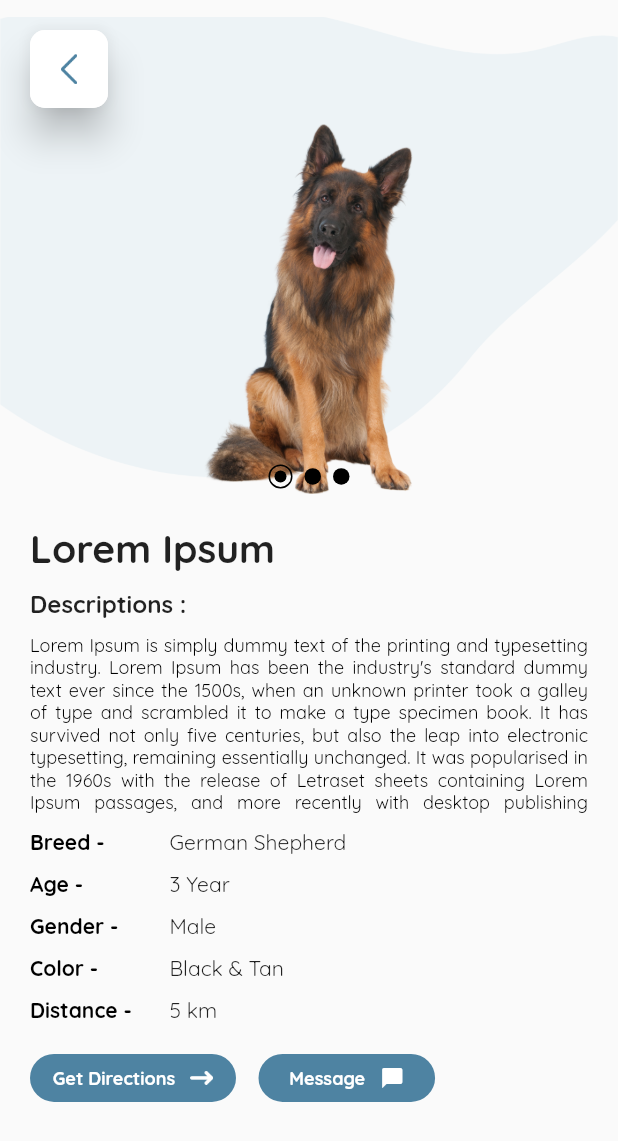
After one commit to rushit5560/Pet_Lover_Project, a Flutter app: the PetMatchScreen screen opened directly, on a phone screen of 412 x 824 dp. The commit adds this screen. Shown: the top 1141 px of the screen. Run offline on Flutter 3.47's test engine with Material 2 defaults, Android fonts, the phone set to English and light mode, and no system bars; drawn by our look-alikes of carousel_slider; our stand-ins replace flutter_rating_bar, flutter_slidable, fluttertoast, get, google_maps_flutter, image_picker and 1 more.

Commit message:
pet match screen

```diff
--- a/pet_lover_project/lib/common/constants/app_images.dart
+++ b/pet_lover_project/lib/common/constants/app_images.dart
@@ -73,4 +73,6 @@ class AppImages {
   static const micImg = imageMainPath + "mic.png";
   static const sendImg = imageMainPath + "send.png";
 
+  static const petImg = imageMainPath + "pet.png";
+
 }
--- /dev/null
+++ b/pet_lover_project/lib/controllers/pet_match_screen_controller/pet_match_screen_controller.dart
@@ -0,0 +1,9 @@
+import 'package:get/get.dart';
+import 'package:pet_lover_project/common/constants/app_images.dart';
+
+class PetMatchScreenController extends GetxController{
+  List<String> petImageLists = [(AppImages.petImg), (AppImages.petImg), (AppImages.petImg)];
+  RxInt activeIndex = 0.obs;
+  RxInt petItemQty = 1.obs;
+  String descriptionText = "Lorem Ipsum is simply dummy text of the printing and typesetting industry. Lorem Ipsum has been the industry's standard dummy text ever since the 1500s, when an unknown printer took a galley of type and scrambled it to make a type specimen book. It has survived not only five centuries, but also the leap into electronic typesetting, remaining essentially unchanged. It was popularised in the 1960s with the release of Letraset sheets containing Lorem Ipsum passages, and more recently with desktop publishing software like Aldus PageMaker including versions of Lorem Ipsum.";
+}
--- /dev/null
+++ b/pet_lover_project/lib/screens/pet_match_screen/pet_match_screen.dart
@@ -0,0 +1,55 @@
+import 'package:flutter/cupertino.dart';
+import 'package:flutter/material.dart';
+import 'package:get/get.dart';
+import 'package:pet_lover_project/controllers/pet_match_screen_controller/pet_match_screen_controller.dart';
+import 'package:pet_lover_project/screens/pet_match_screen/pet_match_screen_widgets.dart';
+
+class PetMatchScreen extends StatelessWidget {
+  PetMatchScreen({Key? key}) : super(key: key);
+
+  final petMatchScreenController =
+  Get.put(PetMatchScreenController());
+
+  @override
+  Widget build(BuildContext context) {
+    return Scaffold(
+      body: SafeArea(
+        child: Stack(
+          children: [
+            SingleChildScrollView(
+              child: Column(
+                crossAxisAlignment: CrossAxisAlignment.start,
+                children: [
+                  PetImageListModule(),
+                  const SizedBox(height: 20),
+                  Padding(
+                    padding: const EdgeInsets.only(left: 20, right: 20, bottom: 10),
+                    child: Column(
+                        crossAxisAlignment: CrossAxisAlignment.start,
+                      children: [
+                        PetTitleModule(),
+                        const SizedBox(height: 10),
+                        PetDescriptionModule(),
+                        const SizedBox(height: 10),
+                        const PetDetailsModule(),
+                        const SizedBox(height: 20),
+                        const DirectionAndMessageButtonModule()
+                      ]
+                    ),
+                  ),
+
+                ],
+              ),
+            ),
+            const Positioned(
+              top: 20,
+              left: 20,
+              child: BackButtonModule(),
+            ),
+
+          ],
+        ),
+      ),
+    );
+  }
+}
--- /dev/null
+++ b/pet_lover_project/lib/screens/pet_match_screen/pet_match_screen_widgets.dart
@@ -0,0 +1,283 @@
+import 'package:carousel_slider/carousel_slider.dart';
+import 'package:flutter/cupertino.dart';
+import 'package:flutter/material.dart';
+import 'package:flutter_rating_bar/flutter_rating_bar.dart';
+import 'package:get/get.dart';
+import 'package:pet_lover_project/common/constants/app_colors.dart';
+import 'package:pet_lover_project/common/constants/app_images.dart';
+import 'package:pet_lover_project/controllers/pet_match_screen_controller/pet_match_screen_controller.dart';
+
+class BackButtonModule extends StatelessWidget {
+  const BackButtonModule({Key? key}) : super(key: key);
+
+  @override
+  Widget build(BuildContext context) {
+    return GestureDetector(
+      onTap: () => Get.back(),
+      child: Material(
+        elevation: 10,
+        borderRadius: BorderRadius.circular(10),
+        child: Container(
+          height: 52,
+          width: 52,
+          decoration: BoxDecoration(
+              borderRadius: BorderRadius.circular(10),
+              color: Colors.white),
+          child: Image.asset(
+            AppImages.backButton,
+            scale: 2,
+          ),
+        ),
+      ),
+    );
+  }
+}
+
+class PetImageListModule extends StatelessWidget {
+  PetImageListModule({Key? key}) : super(key: key);
+  final petMatchScreenController = Get.find<PetMatchScreenController>();
+
+  @override
+  Widget build(BuildContext context) {
+    return Container(
+      height: Get.height * 0.40,
+      width: Get.width,
+      decoration: const BoxDecoration(
+          image: DecorationImage(
+            image: AssetImage(AppImages.productImgListImg),
+            // fit: BoxFit.cover
+          )),
+      child: Stack(
+        alignment: Alignment.bottomCenter,
+        children: [
+          CarouselSlider.builder(
+            itemCount: petMatchScreenController.petImageLists.length,
+            options: CarouselOptions(
+                height: Get.height * 0.30,
+                autoPlay: true,
+                viewportFraction: 1,
+                onPageChanged: (index, reason) {
+                  petMatchScreenController.activeIndex.value = index;
+                }),
+            itemBuilder: (context, index, realIndex) {
+              return Container(
+                decoration: BoxDecoration(
+                  image: DecorationImage(
+                    image:
+                    AssetImage(petMatchScreenController.petImageLists[index]),
+                  ),
+                ),
+              );
+            },
+          ),
+          _indicatorModule(),
+        ],
+      ),
+    );
+  }
+
+  Widget _indicatorModule() {
+    return Obx(
+          () => Row(
+        mainAxisAlignment: MainAxisAlignment.center,
+        children: List.generate(
+          petMatchScreenController.petImageLists.length,
+              (index) => petMatchScreenController.activeIndex.value == index
+              ? Container(
+            margin: const EdgeInsets.all(4),
+            height: 16,
+            width: 16,
+            decoration: BoxDecoration(
+              shape: BoxShape.circle,
+              color: Colors.transparent,
+              border: Border.all(color: Colors.black),
+            ),
+            child: Padding(
+              padding: const EdgeInsets.all(3),
+              child: Container(
+                decoration: const BoxDecoration(
+                  shape: BoxShape.circle,
+                  color: Colors.black,
+                ),
+              ),
+            ),
+          )
+              : Container(
+            margin: const EdgeInsets.all(4),
+            width: 11,
+            height: 11,
+            decoration: const BoxDecoration(
+              color: Colors.black,
+              shape: BoxShape.circle,
+            ),
+          ),
+        ),
+      ),
+    );
+  }
+}
+
+class PetTitleModule extends StatelessWidget {
+  PetTitleModule({Key? key}) : super(key: key);
+  final petMatchScreenController = Get.find<PetMatchScreenController>();
+
+  @override
+  Widget build(BuildContext context) {
+    return const Text(
+      'Lorem Ipsum',
+      maxLines: 1,
+      style: TextStyle(
+        fontWeight: FontWeight.bold,
+        fontSize: 26,
+      ),
+    );
+  }
+}
+
+class PetDescriptionModule extends StatelessWidget {
+  PetDescriptionModule({Key? key}) : super(key: key);
+  final petMatchScreenController = Get.find<PetMatchScreenController>();
+
+  @override
+  Widget build(BuildContext context) {
+    return Column(
+      crossAxisAlignment: CrossAxisAlignment.start,
+      children: [
+        const Text(
+          'Descriptions :',
+          maxLines: 1,
+          style: TextStyle(
+              fontWeight: FontWeight.bold,
+              fontSize: 16
+          ),
+        ),
+        const SizedBox(height: 10),
+        Text(
+          petMatchScreenController.descriptionText,
+          maxLines: 8,
+          textAlign: TextAlign.justify,
+          style: const TextStyle(
+              fontSize: 12,
+            color: Colors.black
+          ),
+        ),
+      ],
+    );
+  }
+}
+
+class PetDetailsModule extends StatelessWidget {
+  const PetDetailsModule({Key? key}) : super(key: key);
+
+  @override
+  Widget build(BuildContext context) {
+    return Column(
+      children: [
+        Row(
+          children: const [
+            Expanded(
+              flex: 1,
+                child: Text("Breed -", style: TextStyle(color: Colors.black, fontWeight: FontWeight.bold),)),
+            Expanded(
+              flex: 3,
+              child: Text("German Shepherd"),
+            )
+          ],
+        ),
+        const SizedBox(height: 10,),
+        Row(
+          children: const [
+            Expanded(
+                flex: 1,
+                child: Text("Age -", style: TextStyle(color: Colors.black, fontWeight: FontWeight.bold),)),
+            Expanded(
+              flex: 3,
+              child: Text("3 Year"),
+            )
+          ],
+        ),
+        const SizedBox(height: 10,),
+        Row(
+          children: const [
+            Expanded(
+                flex: 1,
+                child: Text("Gender -", style: TextStyle(color: Colors.black, fontWeight: FontWeight.bold),)),
+            Expanded(
+              flex: 3,
+              child: Text("Male"),
+            )
+          ],
+        ),
+        const SizedBox(height: 10,),
+        Row(
+          children: const [
+            Expanded(
+                flex: 1,
+                child: Text("Color -", style: TextStyle(color: Colors.black, fontWeight: FontWeight.bold),)),
+            Expanded(
+              flex: 3,
+              child: Text("Black & Tan"),
+            )
+          ],
+        ),
+
+        const SizedBox(height: 10,),
+        Row(
+          children: const [
+            Expanded(
+                flex: 1,
+                child: Text("Distance -", style: TextStyle(color: Colors.black, fontWeight: FontWeight.bold),)),
+            Expanded(
+              flex: 3,
+              child: Text("5 km"),
+            )
+          ],
+        )
+      ],
+    );
+  }
+}
+
+class DirectionAndMessageButtonModule extends StatelessWidget {
+  const DirectionAndMessageButtonModule({Key? key}) : super(key: key);
+
+  @override
+  Widget build(BuildContext context) {
+    return Row(
+      children: [
+        Container(
+          height: 32, width: Get.width/3,
+          decoration: BoxDecoration(
+              borderRadius: BorderRadius.circular(20),
+              color: AppColors.colorDarkBlue1
+          ),
+          child: Row(
+            mainAxisAlignment: MainAxisAlignment.center,
+            children: [
+              const Text("Get Directions", style: TextStyle(color: Colors.white, fontWeight: FontWeight.bold, fontSize: 12),),
+              const SizedBox(width: 10,),
+              Image.asset(AppImages.arrow, color: Colors.white, scale: 2.4,)
+            ],
+          ),
+        ),
+        const SizedBox(width: 15,),
+        Container(
+          height: 32, width: Get.width/3.5,
+          decoration: BoxDecoration(
+              borderRadius: BorderRadius.circular(20),
+              color: AppColors.colorDarkBlue1
+          ),
+          child: Row(
+            mainAxisAlignment: MainAxisAlignment.center,
+            children: [
+              const Text("Message", style: TextStyle(color: Colors.white, fontWeight: FontWeight.bold, fontSize: 12),),
+              const SizedBox(width: 10,),
+              //Image.asset(AppImages.arrow, color: Colors.white, scale: 1.8,)
+              Icon(Icons.messenger, color: Colors.white, size: 16,)
+            ],
+          ),
+        )
+      ],
+    );
+  }
+}
```
Also changed, not shown: pet_lover_project/assets/images/pet.png (added).
